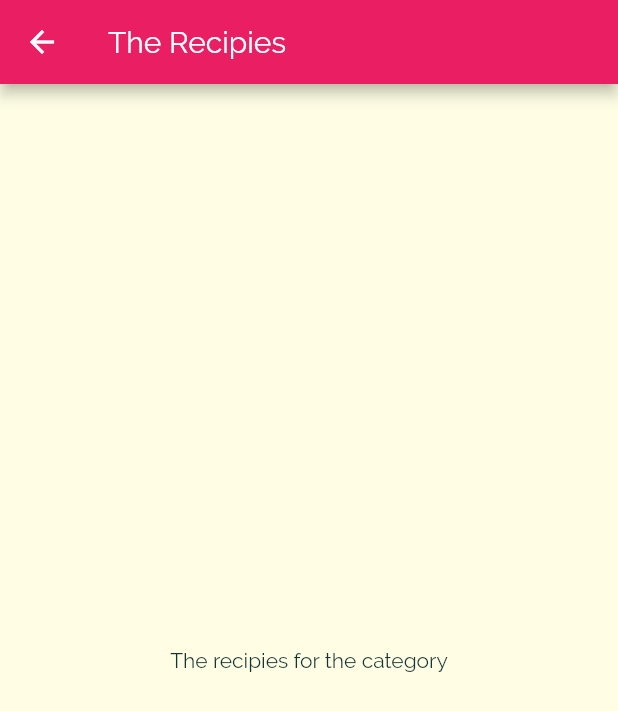
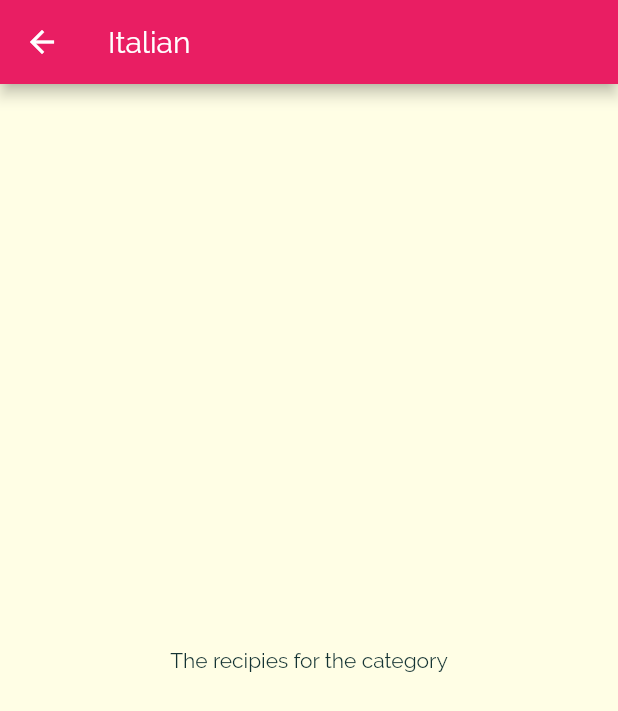
Before and after one commit to Amorem/FlutterRecipes, a Flutter app: the screen it shows after launch, after a tap on "Italian", on a phone screen of 412 x 824 dp. Shown: the top 711 px of the screen. Run offline on Flutter 3.47's test engine with Material 2 defaults, Android fonts, the phone set to English and light mode, and no system bars.

Commit message:
Passing data using the constructors (like props in React)

```diff
--- a/lib/categories_screen.dart
+++ b/lib/categories_screen.dart
@@ -14,7 +14,8 @@ class CategoriesScreen extends StatelessWidget {
       body: GridView(
         padding: const EdgeInsets.all(25),
         children: DUMMY_CATEGORIES
-            .map((catData) => CategoryItem(catData.title, catData.color))
+            .map((catData) =>
+                CategoryItem(catData.id, catData.title, catData.color))
             .toList(),
         gridDelegate: SliverGridDelegateWithMaxCrossAxisExtent(
           maxCrossAxisExtent: 200,
--- a/lib/category_item.dart
+++ b/lib/category_item.dart
@@ -3,14 +3,15 @@ import 'package:flutter/material.dart';
 import 'category_meals_screen.dart';
 
 class CategoryItem extends StatelessWidget {
+  final String id;
   final String title;
   final Color color;
 
-  CategoryItem(this.title, this.color);
+  CategoryItem(this.id, this.title, this.color);
 
   void selectCategory(BuildContext ctx) {
     Navigator.of(ctx).push(MaterialPageRoute(builder: (_) {
-      return CategoryMeals();
+      return CategoryMeals(id, title);
     }));
   }
 
--- a/lib/category_meals_screen.dart
+++ b/lib/category_meals_screen.dart
@@ -1,11 +1,16 @@
 import 'package:flutter/material.dart';
 
 class CategoryMeals extends StatelessWidget {
+  final String categoryId;
+  final String categoryTitle;
+
+  CategoryMeals(this.categoryId, this.categoryTitle);
+
   @override
   Widget build(BuildContext context) {
     return Scaffold(
       appBar: AppBar(
-        title: Text("The Recipies"),
+        title: Text(categoryTitle),
       ),
       body: Center(
         child: Text('The recipies for the category'),
```
